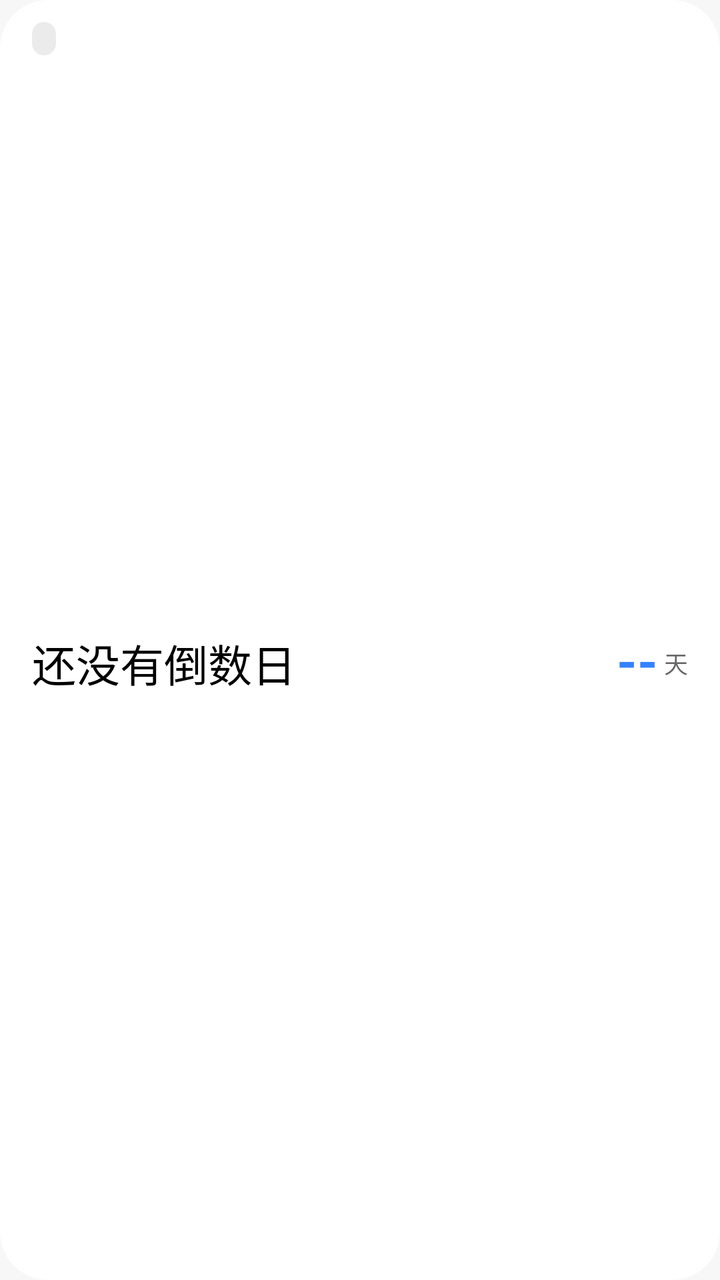
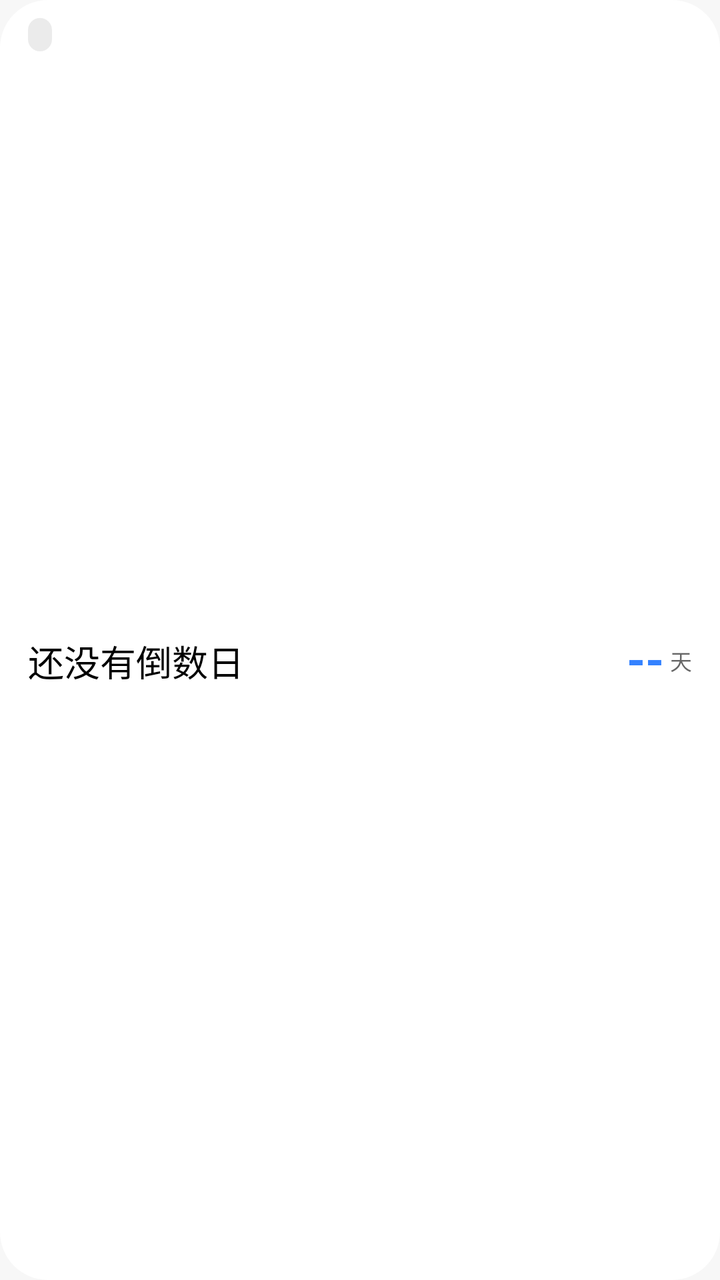

Before-and-after screenshots of an Android layout around one commit, followed by the original layout XML and the change that was made.
<!-- AndroidManifest.xml: application theme Theme.HyperMatter -->
<!-- res/layout/widget_minimal.xml -->
<?xml version="1.0" encoding="utf-8"?>
<LinearLayout xmlns:android="http://schemas.android.com/apk/res/android"
    android:id="@+id/widget_root"
    android:layout_width="match_parent"
    android:layout_height="match_parent"
    android:background="@drawable/widget_bg"
    android:orientation="vertical"
    android:paddingStart="16dp"
    android:paddingTop="10dp"
    android:paddingEnd="16dp"
    android:paddingBottom="10dp">

    <LinearLayout
        android:layout_width="match_parent"
        android:layout_height="wrap_content"
        android:gravity="center_vertical"
        android:orientation="horizontal">

        <TextView
            android:id="@+id/widget_tag"
            android:layout_width="wrap_content"
            android:layout_height="wrap_content"
            android:background="@drawable/widget_tag_bg"
            android:paddingStart="6dp"
            android:paddingTop="1dp"
            android:paddingEnd="6dp"
            android:paddingBottom="2dp"
            android:text=""
            android:textColor="@color/widget_text_secondary"
            android:textSize="10sp" />

        <TextView
            android:layout_width="0dp"
            android:layout_height="wrap_content"
            android:layout_weight="1"
            android:text="" />

        <TextView
            android:id="@+id/widget_today"
            android:layout_width="wrap_content"
            android:layout_height="wrap_content"
            android:ellipsize="end"
            android:maxLines="1"
            android:text=""
            android:textColor="@color/widget_text_secondary"
            android:textSize="10sp" />
    </LinearLayout>

    <LinearLayout
        android:layout_width="match_parent"
        android:layout_height="0dp"
        android:layout_marginTop="4dp"
        android:layout_weight="1"
        android:gravity="center_vertical"
        android:orientation="horizontal">

        <TextView
            android:id="@+id/widget_title"
            android:layout_width="0dp"
            android:layout_height="wrap_content"
            android:layout_marginEnd="8dp"
            android:layout_weight="1"
            android:ellipsize="end"
            android:fontFamily="sans-serif-medium"
            android:maxLines="1"
            android:text="@string/widget_empty_title"
            android:textColor="@color/widget_text_primary"
            android:textSize="22sp" />

        <TextView
            android:id="@+id/widget_days"
            android:layout_width="wrap_content"
            android:layout_height="wrap_content"
            android:fontFamily="sans-serif"
            android:includeFontPadding="false"
            android:text="--"
            android:textColor="@color/widget_accent"
            android:textSize="26sp"
            android:textStyle="bold" />

        <TextView
            android:id="@+id/widget_days_unit"
            android:layout_width="wrap_content"
            android:layout_height="wrap_content"
            android:layout_marginStart="3dp"
            android:includeFontPadding="false"
            android:text="天"
            android:textColor="@color/widget_text_secondary"
            android:textSize="12sp" />
    </LinearLayout>
</LinearLayout>
<!-- resources referenced by this layout -->
<resources>
  <color name="widget_accent">#FF3482FF</color>
  <color name="widget_text_primary">#FF000000</color>
  <color name="widget_text_secondary">#99000000</color>
  <!-- drawable widget_bg (drawable) -->
  <?xml version="1.0" encoding="utf-8"?>
  <shape xmlns:android="http://schemas.android.com/apk/res/android">
      <solid android:color="@color/widget_bg" />
      <corners android:radius="24dp" />
  </shape>
  <!-- drawable widget_tag_bg (drawable) -->
  <?xml version="1.0" encoding="utf-8"?>
  <shape xmlns:android="http://schemas.android.com/apk/res/android"
      android:shape="rectangle">
      <solid android:color="@color/widget_tag_bg" />
      <corners android:radius="10dp" />
  </shape>
  <string name="widget_empty_title">还没有倒数日</string>
  <style name="Theme.HyperMatter" parent="android:Theme.Material.NoActionBar">
          <item name="android:statusBarColor">@android:color/transparent</item>
          <item name="android:windowLightStatusBar">true</item>
          <item name="android:navigationBarColor">@android:color/transparent</item>
          
          <item name="android:windowBackground">#FFF7F7F7</item>
          <item name="android:windowSplashScreenBackground">#FFF7F7F7</item>
      </style>
  <color name="widget_bg">#FFFFFFFF</color>
  <color name="widget_tag_bg">#14000000</color>
</resources>

<!-- the commit's change to res/layout/widget_minimal.xml (unified diff, before → after) -->
@@ -3,89 +3,97 @@
     android:id="@+id/widget_root"
     android:layout_width="match_parent"
     android:layout_height="match_parent"
-    android:background="@drawable/widget_bg"
-    android:orientation="vertical"
-    android:paddingStart="16dp"
-    android:paddingTop="10dp"
-    android:paddingEnd="16dp"
-    android:paddingBottom="10dp">
+    android:gravity="center_horizontal"
+    android:orientation="vertical">
 
     <LinearLayout
+        android:id="@+id/widget_minimal_box"
         android:layout_width="match_parent"
-        android:layout_height="wrap_content"
-        android:gravity="center_vertical"
-        android:orientation="horizontal">
+        android:layout_height="match_parent"
+        android:background="@drawable/widget_bg"
+        android:orientation="vertical"
+        android:paddingStart="14dp"
+        android:paddingTop="8dp"
+        android:paddingEnd="14dp"
+        android:paddingBottom="8dp">
 
-        <TextView
-            android:id="@+id/widget_tag"
-            android:layout_width="wrap_content"
+        <LinearLayout
+            android:layout_width="match_parent"
             android:layout_height="wrap_content"
-            android:background="@drawable/widget_tag_bg"
-            android:paddingStart="6dp"
-            android:paddingTop="1dp"
-            android:paddingEnd="6dp"
-            android:paddingBottom="2dp"
-            android:text=""
-            android:textColor="@color/widget_text_secondary"
-            android:textSize="10sp" />
+            android:gravity="center_vertical"
+            android:orientation="horizontal">
 
-        <TextView
-            android:layout_width="0dp"
-            android:layout_height="wrap_content"
+            <TextView
+                android:id="@+id/widget_tag"
+                android:layout_width="wrap_content"
+                android:layout_height="wrap_content"
+                android:background="@drawable/widget_tag_bg"
+                android:paddingStart="6dp"
+                android:paddingTop="1dp"
+                android:paddingEnd="6dp"
+                android:paddingBottom="2dp"
+                android:text=""
+                android:textColor="@color/widget_text_secondary"
+                android:textSize="10sp" />
+
+            <TextView
+                android:layout_width="0dp"
+                android:layout_height="wrap_content"
+                android:layout_weight="1"
+                android:text="" />
+
+            <TextView
+                android:id="@+id/widget_today"
+                android:layout_width="wrap_content"
+                android:layout_height="wrap_content"
+                android:ellipsize="end"
+                android:maxLines="1"
+                android:text=""
+                android:textColor="@color/widget_text_secondary"
+                android:textSize="10sp" />
+        </LinearLayout>
+
+        <LinearLayout
+            android:layout_width="match_parent"
+            android:layout_height="0dp"
+            android:layout_marginTop="2dp"
             android:layout_weight="1"
-            android:text="" />
+            android:gravity="center_vertical"
+            android:orientation="horizontal">
 
-        <TextView
-            android:id="@+id/widget_today"
-            android:layout_width="wrap_content"
-            android:layout_height="wrap_content"
-            android:ellipsize="end"
-            android:maxLines="1"
-            android:text=""
-            android:textColor="@color/widget_text_secondary"
-            android:textSize="10sp" />
-    </LinearLayout>
+            <TextView
+                android:id="@+id/widget_title"
+                android:layout_width="0dp"
+                android:layout_height="wrap_content"
+                android:layout_marginEnd="8dp"
+                android:layout_weight="1"
+                android:ellipsize="end"
+                android:fontFamily="sans-serif-medium"
+                android:maxLines="1"
+                android:text="@string/widget_empty_title"
+                android:textColor="@color/widget_text_primary"
+                android:textSize="18sp" />
 
-    <LinearLayout
-        android:layout_width="match_parent"
-        android:layout_height="0dp"
-        android:layout_marginTop="4dp"
-        android:layout_weight="1"
-        android:gravity="center_vertical"
-        android:orientation="horizontal">
+            <TextView
+                android:id="@+id/widget_days"
+                android:layout_width="wrap_content"
+                android:layout_height="wrap_content"
+                android:fontFamily="sans-serif"
+                android:includeFontPadding="false"
+                android:text="--"
+                android:textColor="@color/widget_accent"
+                android:textSize="24sp"
+                android:textStyle="bold" />
 
-        <TextView
-            android:id="@+id/widget_title"
-            android:layout_width="0dp"
-            android:layout_height="wrap_content"
-            android:layout_marginEnd="8dp"
-            android:layout_weight="1"
-            android:ellipsize="end"
-            android:fontFamily="sans-serif-medium"
-            android:maxLines="1"
-            android:text="@string/widget_empty_title"
-            android:textColor="@color/widget_text_primary"
-            android:textSize="22sp" />
-
-        <TextView
-            android:id="@+id/widget_days"
-            android:layout_width="wrap_content"
-            android:layout_height="wrap_content"
-            android:fontFamily="sans-serif"
-            android:includeFontPadding="false"
-            android:text="--"
-            android:textColor="@color/widget_accent"
-            android:textSize="26sp"
-            android:textStyle="bold" />
-
-        <TextView
-            android:id="@+id/widget_days_unit"
-            android:layout_width="wrap_content"
-            android:layout_height="wrap_content"
-            android:layout_marginStart="3dp"
-            android:includeFontPadding="false"
-            android:text="天"
-            android:textColor="@color/widget_text_secondary"
-            android:textSize="12sp" />
+            <TextView
+                android:id="@+id/widget_days_unit"
+                android:layout_width="wrap_content"
+                android:layout_height="wrap_content"
+                android:layout_marginStart="3dp"
+                android:includeFontPadding="false"
+                android:text="天"
+                android:textColor="@color/widget_text_secondary"
+                android:textSize="11sp" />
+        </LinearLayout>
     </LinearLayout>
 </LinearLayout>
